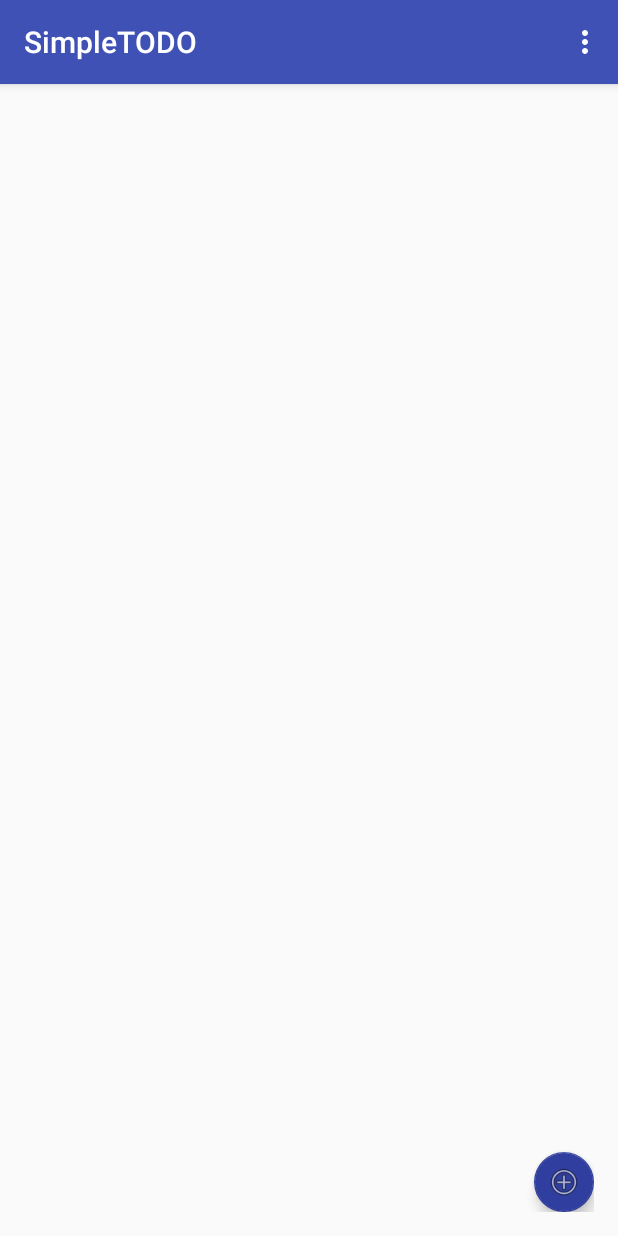
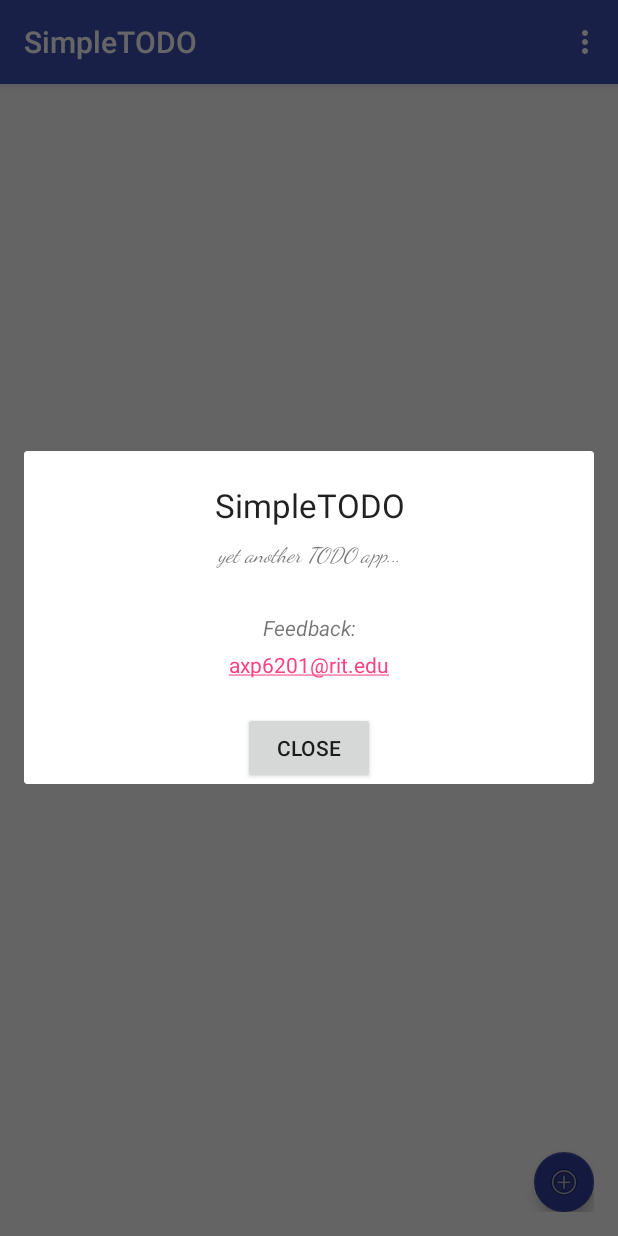
Before and after one commit to shehan/SimpleTODO, an Android app: the screen it shows after launch (MyTODOsActivity), in the options menu, after a tap on an icon or button, on a phone screen of 412 x 824 dp. Run offline under Robolectric (Android 15) with nearby library versions, the phone set to English and light mode, and no system bars.

Commit message:
added About dialog screen/code

```diff
--- a/app/src/main/java/lk/peruma/simpletodo/MyTODOsActivity.java
+++ b/app/src/main/java/lk/peruma/simpletodo/MyTODOsActivity.java
@@ -12,10 +12,14 @@ import android.view.Menu;
 import android.view.MenuItem;
 import android.view.View;
 import android.widget.AdapterView;
+import android.widget.Button;
+import android.widget.ImageView;
 import android.widget.ListAdapter;
 import android.widget.ListView;
+import android.widget.TextView;
 import android.widget.Toast;
 import android.content.IntentFilter;
+import android.app.Dialog;
 
 public class MyTODOsActivity extends AppCompatActivity {
 
@@ -78,6 +82,20 @@ public class MyTODOsActivity extends AppCompatActivity {
 
         //noinspection SimplifiableIfStatement
         if (id == R.id.action_about) {
+            final Dialog dialog = new Dialog(this);
+            dialog.setContentView(R.layout.dialog_about);
+            dialog.setTitle("About");
+
+            Button dialogButton = (Button) dialog.findViewById(R.id.dialogButtonOK);
+            // if button is clicked, close the custom dialog
+            dialogButton.setOnClickListener(new View.OnClickListener() {
+                @Override
+                public void onClick(View v) {
+                    dialog.dismiss();
+                }
+            });
+
+            dialog.show();
             return true;
         }
 
--- /dev/null
+++ b/app/src/main/res/layout/dialog_about.xml
@@ -0,0 +1,60 @@
+<?xml version="1.0" encoding="utf-8"?>
+<RelativeLayout xmlns:android="http://schemas.android.com/apk/res/android"
+    android:layout_width="match_parent" android:layout_height="match_parent">
+
+    <TextView
+        android:text="SimpleTODO"
+        android:layout_width="match_parent"
+        android:layout_height="wrap_content"
+        android:layout_alignParentTop="true"
+        android:layout_centerHorizontal="true"
+        android:layout_marginTop="21dp"
+        android:id="@+id/textView3"
+        android:textAppearance="@android:style/TextAppearance.DeviceDefault.Large"
+        android:gravity="center"/>
+
+    <TextView
+        android:text="yet another TODO app..."
+        android:layout_width="match_parent"
+        android:layout_height="wrap_content"
+        android:layout_marginTop="10dp"
+        android:id="@+id/textView4"
+        android:textAppearance="@android:style/TextAppearance.DeviceDefault.Small"
+        android:fontFamily="cursive"
+        android:gravity="center"
+        android:layout_below="@+id/textView3"
+        android:layout_alignParentLeft="true"
+        android:layout_alignParentStart="true"
+        android:textStyle="normal|italic" />
+
+    <TextView
+        android:text="axp6201@rit.edu"
+        android:layout_width="match_parent"
+        android:layout_height="wrap_content"
+        android:id="@+id/textView8"
+        android:layout_marginTop="5dp"
+        android:layout_below="@+id/textView7"
+        android:layout_centerHorizontal="true"
+        android:autoLink="web|email"
+        android:gravity="center"/>
+
+    <TextView
+        android:text="Feedback:"
+        android:layout_width="match_parent"
+        android:layout_height="wrap_content"
+        android:layout_marginTop="30dp"
+        android:id="@+id/textView7"
+        android:layout_below="@+id/textView4"
+        android:layout_centerHorizontal="true"
+        android:gravity="center"
+        android:textStyle="normal|italic" />
+
+    <Button
+        android:text="Close"
+        android:layout_width="wrap_content"
+        android:layout_height="wrap_content"
+        android:layout_below="@+id/textView8"
+        android:layout_centerHorizontal="true"
+        android:layout_marginTop="22dp"
+        android:id="@+id/dialogButtonOK" />
+</RelativeLayout>
```
